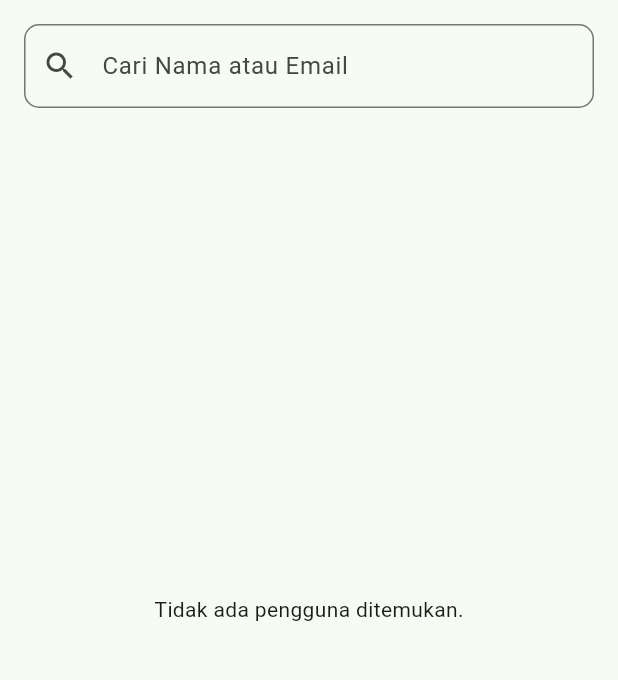
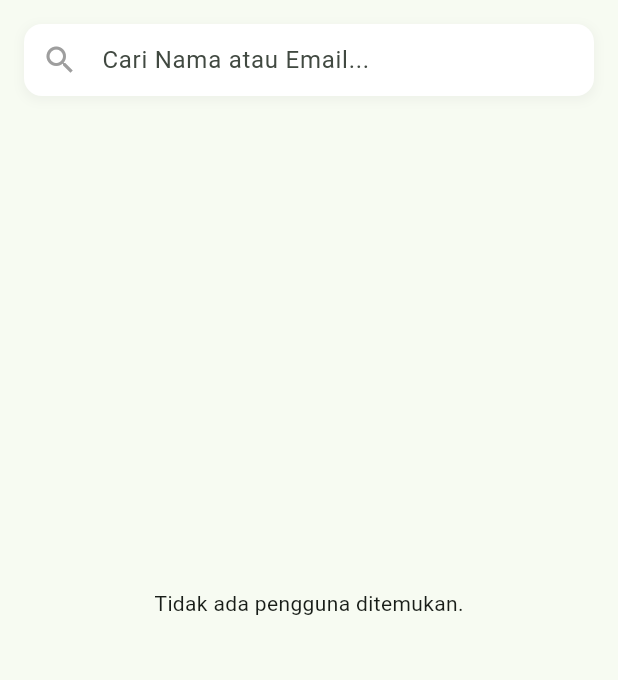
Before and after one commit to ManggalaYudha20/Aplikasi-Gizi, a Flutter app: the UserManagementPage screen opened directly, on a phone screen of 412 x 824 dp, the part 150-830 px from its top. Run offline on Flutter 3.47's test engine with Material 3 defaults, Android fonts, the phone set to English and light mode, and no system bars; our stand-ins replace cloud_firestore, dropdown_search, firebase_auth, firebase_core, fl_chart, flutter_speed_dial and 5 more; missing offline and left inert: syncfusion_flutter_pdfviewer; accounts and stored records are empty.

Commit message:
memperbaiki sedikit dropdown dan hal kecil

```diff
--- a/lib/src/features/account/account_page.dart
+++ b/lib/src/features/account/account_page.dart
@@ -1,3 +1,5 @@
+// lib\src\features\account\account_page.dart
+
 import 'package:aplikasi_diagnosa_gizi/src/login/auth_service.dart';
 import 'package:firebase_auth/firebase_auth.dart';
 import 'package:flutter/material.dart';
--- a/lib/src/features/admin/user_management_page.dart
+++ b/lib/src/features/admin/user_management_page.dart
@@ -34,10 +34,10 @@ class _UserManagementPageState extends State<UserManagementPage> {
           title: const Text('Pilih Role Baru'),
           children: <Widget>[
             SimpleDialogOption(
-              onPressed: () { Navigator.pop(context, 'tamu'); },
+              onPressed: () { Navigator.pop(context, 'admin'); },
               child: const Padding(
                 padding: EdgeInsets.symmetric(vertical: 8.0),
-                child: Text('Tamu (Default)'),
+                child: Text('Admin'),
               ),
             ),
             SimpleDialogOption(
@@ -48,10 +48,10 @@ class _UserManagementPageState extends State<UserManagementPage> {
               ),
             ),
             SimpleDialogOption(
-              onPressed: () { Navigator.pop(context, 'admin'); },
+              onPressed: () { Navigator.pop(context, 'tamu'); },
               child: const Padding(
                 padding: EdgeInsets.symmetric(vertical: 8.0),
-                child: Text('Admin'),
+                child: Text('Tamu'),
               ),
             ),
           ],
@@ -193,37 +193,7 @@ class _UserManagementPageState extends State<UserManagementPage> {
       ),
       body: Column(
         children: [
-          // 1. Search Bar (TETAP SAMA)
-          Padding(
-            padding: const EdgeInsets.all(16.0),
-            child: TextField(
-              controller: _searchController,
-              decoration: InputDecoration(
-                labelText: 'Cari Nama atau Email',
-                prefixIcon: const Icon(Icons.search),
-                border: OutlineInputBorder(
-                  borderRadius: BorderRadius.circular(10),
-                ),
-                suffixIcon: _searchQuery.isNotEmpty
-                  ? IconButton(
-                      icon: const Icon(Icons.clear),
-                      onPressed: () {
-                        setState(() {
-                          _searchController.clear();
-                          _searchQuery = "";
-                        });
-                      },
-                    )
-                  : null,
-              ),
-              onChanged: (value) {
-                setState(() {
-                  _searchQuery = value.toLowerCase();
-                });
-              },
-            ),
-          ),
-
+         _buildSearchBar(),
           // 2. User List (DIPERBARUI)
           Expanded(
             child: StreamBuilder<QuerySnapshot>(
@@ -291,7 +261,7 @@ class _UserManagementPageState extends State<UserManagementPage> {
                               padding: const EdgeInsets.symmetric(horizontal: 8, vertical: 2),
                               decoration: BoxDecoration(
                                 color: role == 'admin' ? Colors.red.shade100 :
-                                       role == 'ahli_gizi' ? Colors.teal.shade100 : Colors.grey.shade200,
+                                       role == 'ahli_gizi' ? Colors.teal.shade100 : Colors.lightGreen.shade100,
                                 borderRadius: BorderRadius.circular(4),
                               ),
                               child: Text(
@@ -300,7 +270,7 @@ class _UserManagementPageState extends State<UserManagementPage> {
                                   fontSize: 10,
                                   fontWeight: FontWeight.bold,
                                   color: role == 'admin' ? Colors.red :
-                                         role == 'ahli_gizi' ? Colors.teal : Colors.grey[700]
+                                         role == 'ahli_gizi' ? Colors.teal : Colors.lightGreen[700]
                                 ),
                               ),
                             ),
@@ -340,4 +310,53 @@ class _UserManagementPageState extends State<UserManagementPage> {
       ),
     );
   }
+
+  // --- WIDGET SEARCH BAR BARU (Meniru style Patient Home) ---
+  Widget _buildSearchBar() {
+    return Container(
+      margin: const EdgeInsets.all(16.0), // Memberi jarak dari tepi layar
+      decoration: BoxDecoration(
+        color: Colors.white,
+        borderRadius: BorderRadius.circular(12),
+        boxShadow: [
+          BoxShadow(
+            // Menggunakan withValues sesuai update Flutter terbaru (atau withOpacity untuk versi lama)
+            color: Colors.grey.withValues(alpha: 0.1),
+            spreadRadius: 1,
+            blurRadius: 5,
+            offset: const Offset(0, 2),
+          ),
+        ],
+      ),
+      child: TextField(
+        controller: _searchController,
+        decoration: InputDecoration(
+          hintText: 'Cari Nama atau Email...',
+          prefixIcon: const Icon(Icons.search, color: Colors.grey),
+          suffixIcon: _searchQuery.isNotEmpty
+              ? IconButton(
+                  icon: const Icon(Icons.clear, color: Colors.grey),
+                  onPressed: () {
+                    _searchController.clear();
+                    setState(() {
+                      _searchQuery = "";
+                    });
+                  },
+                )
+              : null,
+          border: InputBorder.none, // Menghilangkan garis border bawaan
+          contentPadding: const EdgeInsets.symmetric(
+            horizontal: 16,
+            vertical: 12,
+          ),
+        ),
+        style: const TextStyle(fontSize: 16),
+        onChanged: (value) {
+          setState(() {
+            _searchQuery = value.toLowerCase();
+          });
+        },
+      ),
+    );
+  }
 }
```
Also changed, not shown: lib/src/features/nutrition_calculation/presentation/pages/tdee_form_page.dart (+7 -0 lines), lib/src/features/patient_home/presentation/pages/patient_home_page.dart (+21 -30 lines), lib/src/features/statistics/statistics_page.dart (+7 -6 lines).
